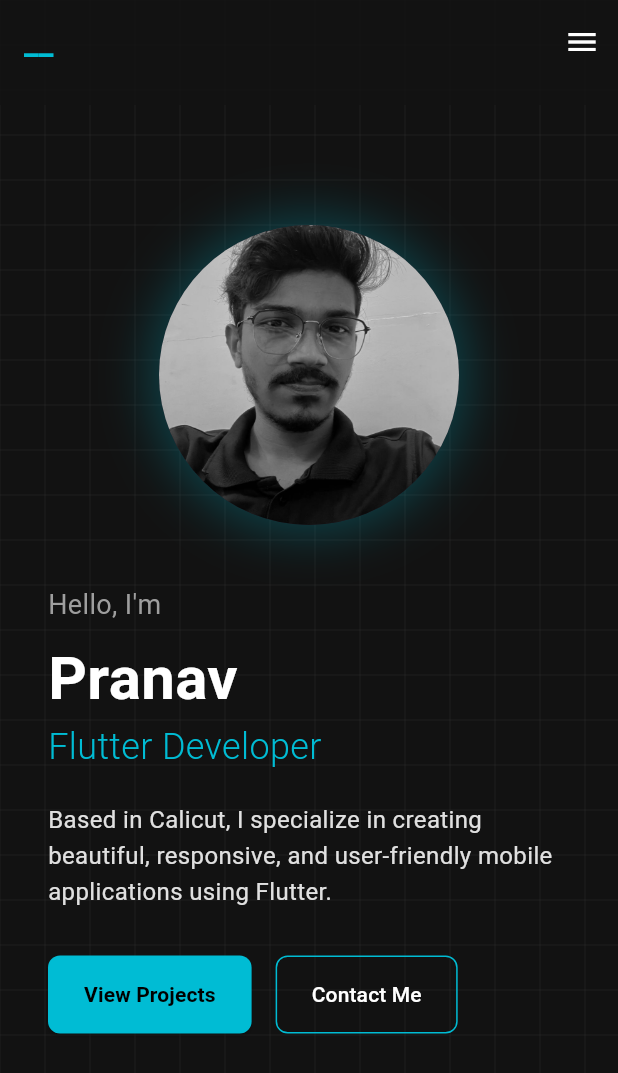
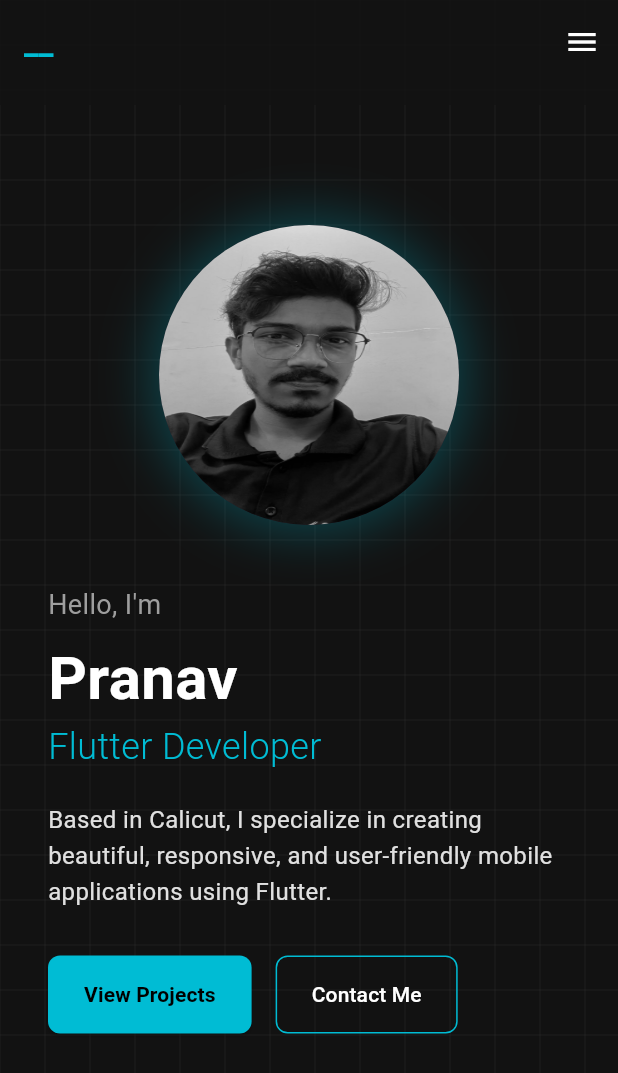
Before and after one commit to pranave2003/pranav_dev, a Flutter app: the screen it shows after launch, on a phone screen of 412 x 824 dp. Shown: the top 1073 px of the screen. Run offline on Flutter 3.47's test engine with Material 3 defaults, Android fonts, the phone set to English and light mode, and no system bars; our stand-ins replace font_awesome_flutter; network calls fail; Roboto replaces fonts that are missing (Poppins).

Commit message:
set up portfolio

```diff
--- a/lib/main.dart
+++ b/lib/main.dart
@@ -284,7 +284,7 @@ class HeroSection extends StatelessWidget {
           ],
         ),
         child: ClipOval(
-          child: Image.asset('Assets/Skills/pranav.jpeg', fit: BoxFit.cover),
+          child: Image.asset('Assets/Skills/pranav.jpeg', fit: BoxFit.fill),
         ),
       ),
     );
```
